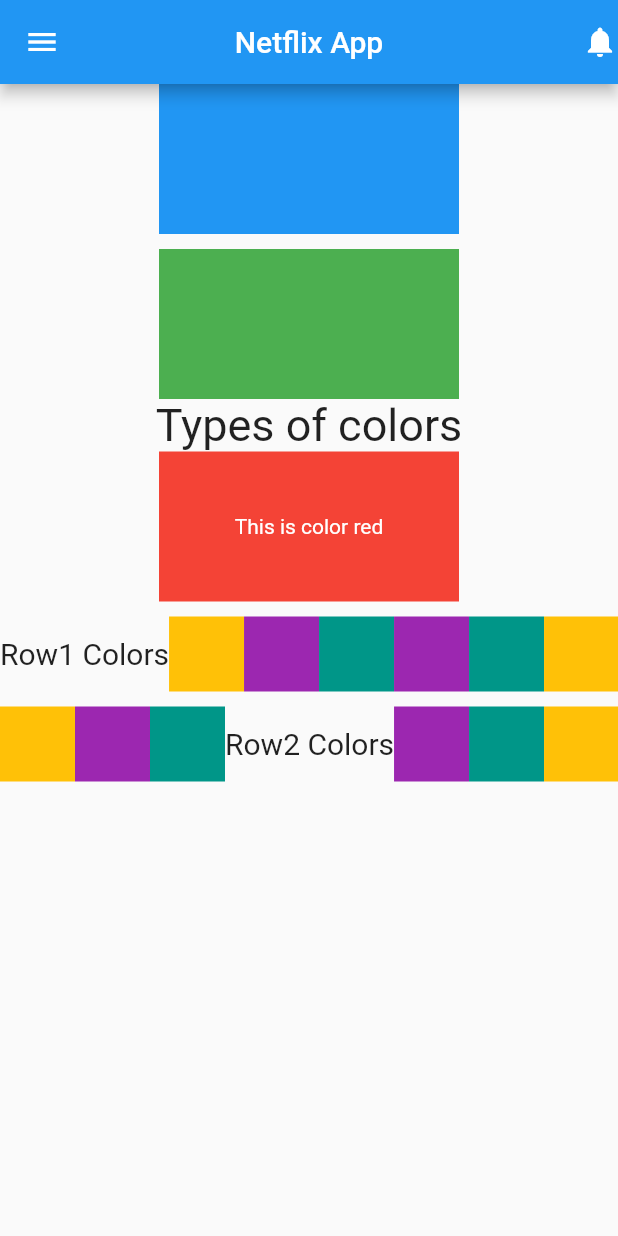
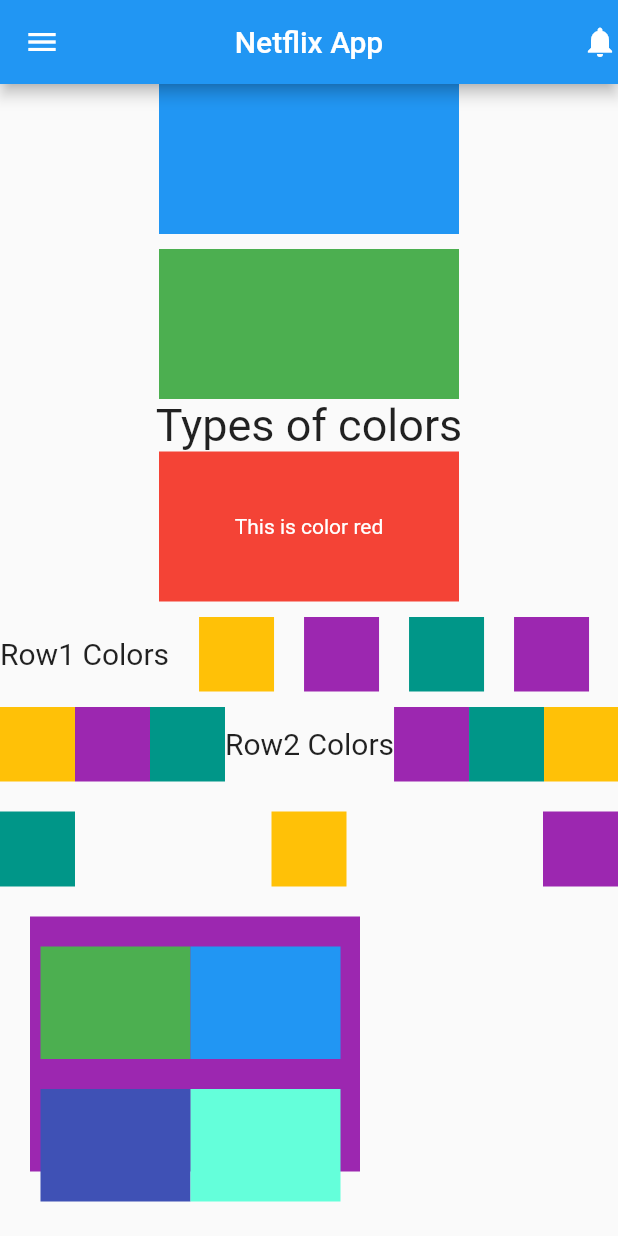
Before and after one commit to adebemaro/flutter-movie-project, a Flutter app: the screen it shows after launch, on a phone screen of 412 x 824 dp. Run offline on Flutter 3.47's test engine with Material 2 defaults, Android fonts, the phone set to English and light mode, and no system bars.

Commit message:
second commit

```diff
--- a/lib/main.dart
+++ b/lib/main.dart
@@ -18,7 +18,8 @@ class MovieApp extends StatelessWidget {
           actions: const [Icon(Icons.notifications)],
         ),
         drawer: const Drawer(),
-        body: Column(
+        body: SingleChildScrollView(
+          child: Column(
             children: [
               Container(
                 height: 100,
@@ -50,7 +51,9 @@ class MovieApp extends StatelessWidget {
               const SizedBox(
                 height: 10,
               ),
-            Row(
+              SingleChildScrollView(
+                scrollDirection: Axis.horizontal,
+                child: Row(
                   children: [
                     const Text(
                       "Row1 Colors",
@@ -60,38 +63,47 @@ class MovieApp extends StatelessWidget {
                       height: 50,
                       width: 50,
                       color: Colors.amber,
+                      margin: const EdgeInsets.only(left: 20, right: 20),
                     ),
                     Container(
                       height: 50,
                       width: 50,
                       color: Colors.purple,
+                      margin: const EdgeInsets.only(right: 20),
                     ),
                     Container(
                       height: 50,
                       width: 50,
                       color: Colors.teal,
+                      margin: const EdgeInsets.only(right: 20),
                     ),
                     Container(
                       height: 50,
                       width: 50,
                       color: Colors.purple,
+                      margin: const EdgeInsets.only(right: 20),
                     ),
                     Container(
                       height: 50,
                       width: 50,
                       color: Colors.teal,
+                      margin: const EdgeInsets.only(right: 20),
                     ),
                     Container(
                       height: 50,
                       width: 50,
                       color: Colors.amber,
+                      margin: const EdgeInsets.only(right: 20),
                     ),
                   ],
+                ),
               ),
               const SizedBox(
                 height: 10,
               ),
-            Row(
+              SingleChildScrollView(
+                scrollDirection: Axis.horizontal,
+                child: Row(
                   children: [
                     Container(
                       height: 50,
@@ -128,8 +140,85 @@ class MovieApp extends StatelessWidget {
                       color: Colors.amber,
                     ),
                   ],
+                ),
+              ),
+              const SizedBox(
+                height: 20,
+              ),
+              Row(
+                children: [
+                  Container(
+                    height: 50,
+                    width: 50,
+                    color: Colors.teal,
+                  ),
+                  Spacer(),
+                  Container(
+                    height: 50,
+                    width: 50,
+                    color: Colors.amber,
+                  ),
+                  Spacer(),
+                  Container(
+                    height: 50,
+                    width: 50,
+                    color: Colors.purple,
+                  ),
+                ],
+              ),
+              const SizedBox(height: 20),
+              Row(
+                children: [
+                  Container(
+                    height: 170,
+                    width: 220,
+                    color: Colors.purple,
+                    margin: EdgeInsets.only(left: 20),
+                    child: Column(
+                      children: [
+                        const SizedBox(
+                          height: 20,
+                        ),
+                        Row(
+                          children: [
+                            Container(
+                              height: 75,
+                              width: 100,
+                              color: Colors.green,
+                              margin: EdgeInsets.only(left: 7),
+                            ),
+                            Container(
+                              height: 75,
+                              width: 100,
+                              color: Colors.blue,
                             )
                           ],
+                        ),
+                        const SizedBox(
+                          height: 20,
+                        ),
+                        Row(
+                          children: [
+                            Container(
+                              height: 75,
+                              width: 100,
+                              color: Colors.indigo,
+                              margin: EdgeInsets.only(left: 7),
+                            ),
+                            Container(
+                              height: 75,
+                              width: 100,
+                              color: Colors.tealAccent,
+                            )
+                          ],
+                        )
+                      ],
+                    ),
+                  ),
+                ],
+              )
+            ],
+          ),
         ),
       )),
     );
```
Lines whose indentation alone changed are shown as unchanged.
